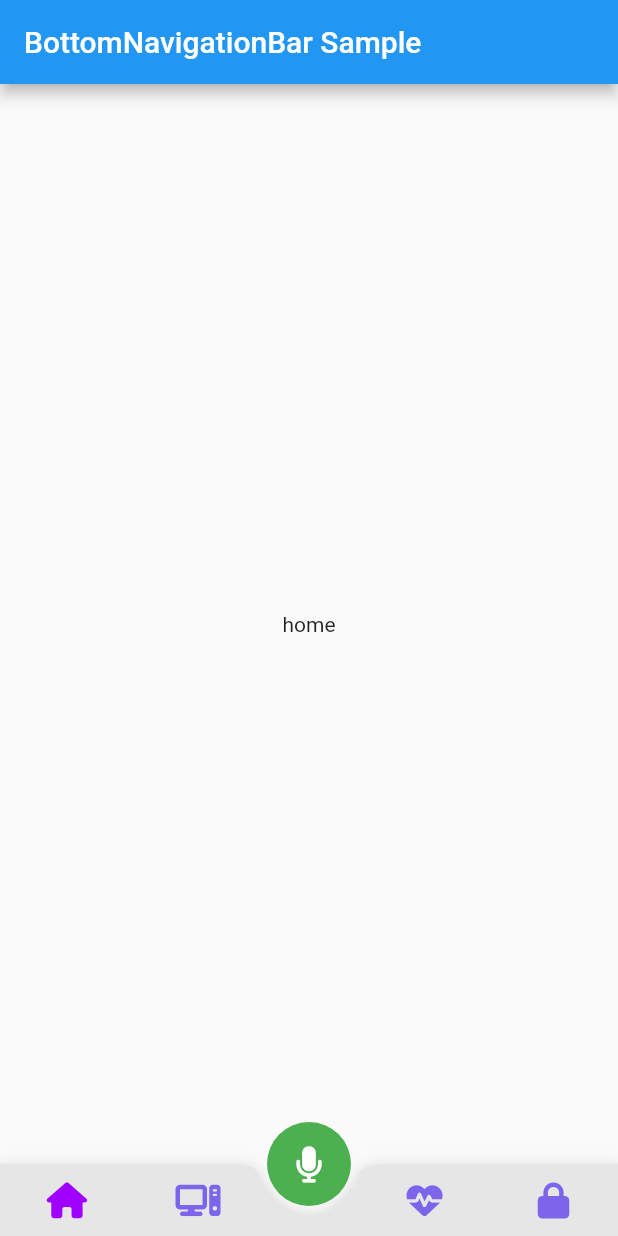
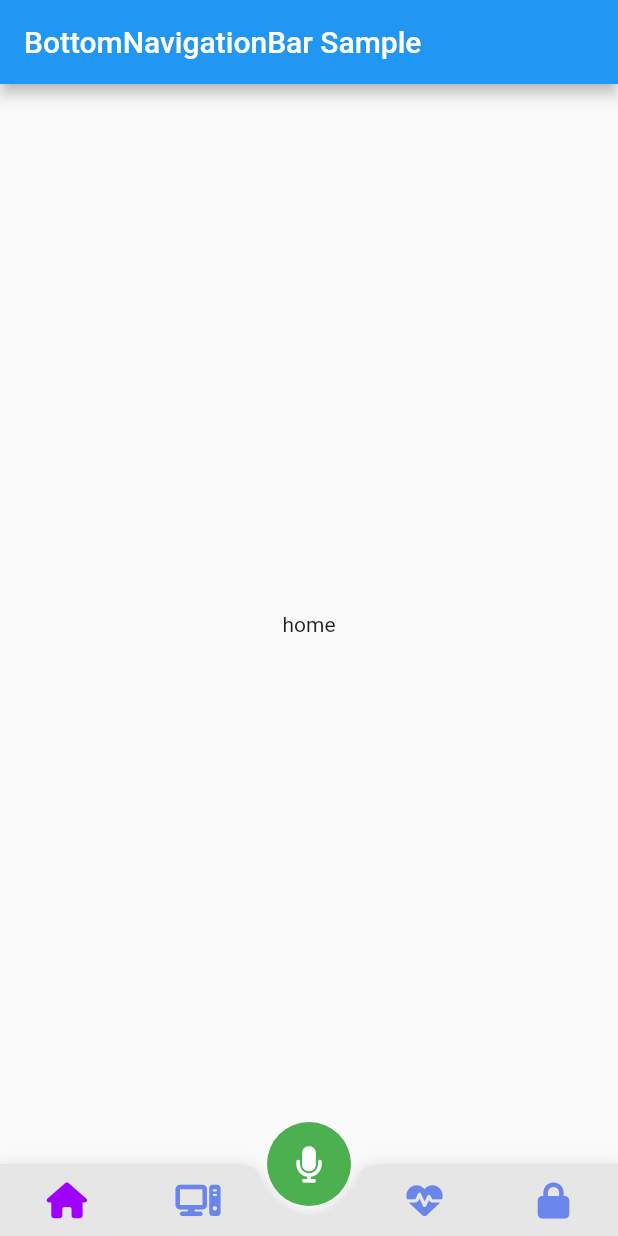
Before and after one commit to paulatalim/Iris, a Flutter app: the screen it shows after launch, on a phone screen of 412 x 824 dp. Run offline on Flutter 3.47's test engine with Material 2 defaults, Android fonts, the light colour scheme and no system bars; our stand-ins replace font_awesome_flutter.

Commit message:
troca de cores

```diff
--- a/lib/main.dart
+++ b/lib/main.dart
@@ -35,13 +35,13 @@ class _HomeState extends State<Home> {
   ];
 
   final Color _iconColorPressed = const Color(0xFFA000FF);
-  final Color _iconColorNotPressed = const Color(0xFF7C64EB);
+  final Color _iconColorNotPressed = const Color(0xFF6B86EB);
 
   final List<Color> _iconColor = [
     const Color(0xFFA000FF),
-    const Color(0xFF7C64EB),
-    const Color(0xFF7C64EB),
-    const Color(0xFF7C64EB)
+    const Color(0xFF6B86EB),
+    const Color(0xFF6B86EB),
+    const Color(0xFF6B86EB)
   ];
 
   @override
```
